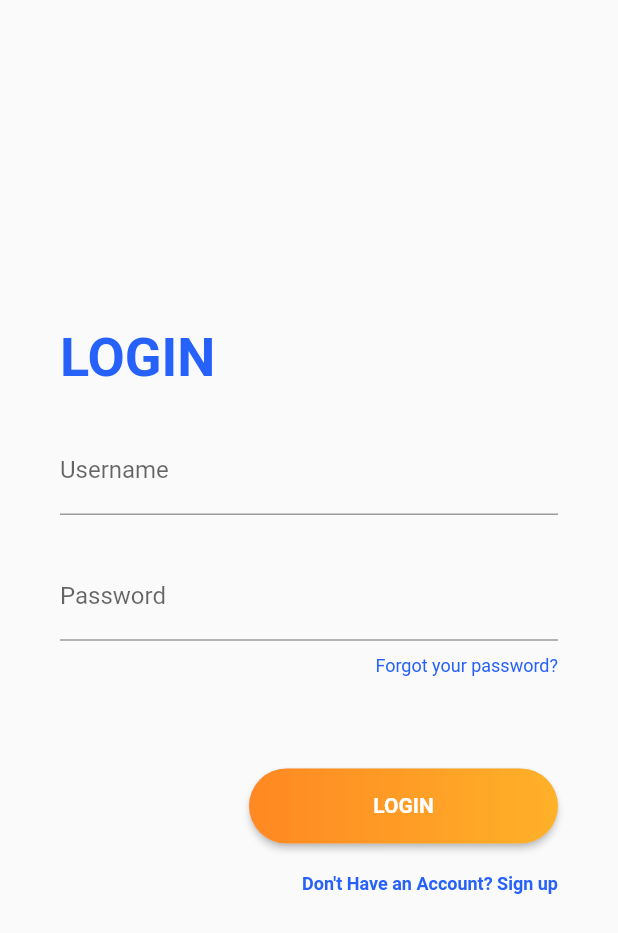
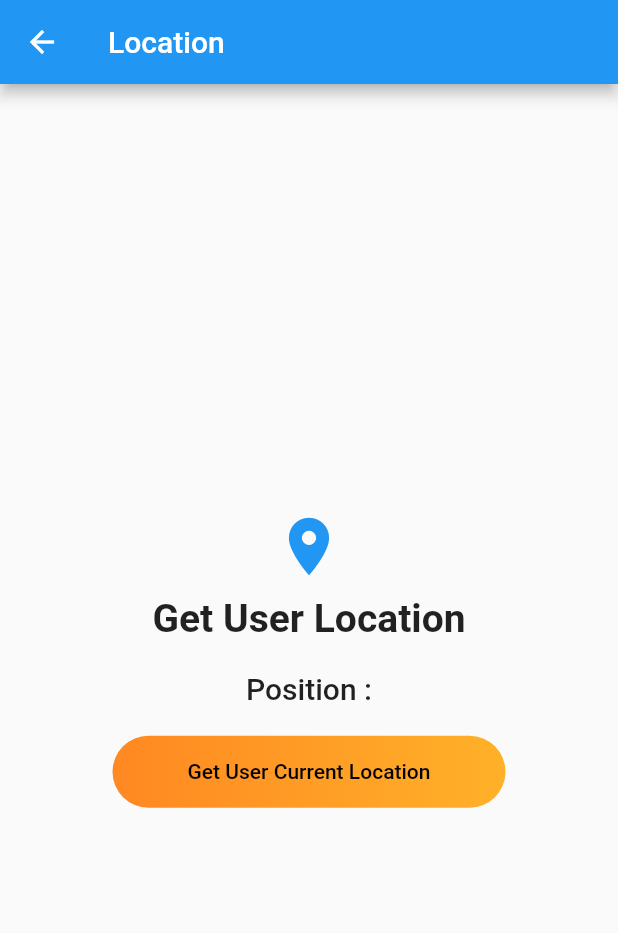
Before and after one commit to angelaivey/Data-app, a Flutter app: the screen it shows after launch, after a tap on "LOGIN", on a phone screen of 412 x 824 dp. Shown: the top 933 px of the screen. Run offline on Flutter 3.47's test engine with Material 2 defaults, Android fonts, the phone set to English and light mode, and no system bars; our stand-ins replace firebase_auth, geolocator; accounts and stored records are empty.

Commit message:
geolocator added

```diff
--- /dev/null
+++ b/shamba_records/lib/locator.dart
@@ -0,0 +1,79 @@
+import 'package:flutter/material.dart';
+import 'package:geolocator/geolocator.dart';
+
+class Locator extends StatefulWidget {
+  @override
+  _LocatorState createState() => _LocatorState();
+}
+
+class _LocatorState extends State<Locator> {
+  var locationMessage = "";
+
+  void getCurrentLocation() async {
+    var position = await Geolocator.getCurrentPosition(
+      desiredAccuracy: LocationAccuracy.high
+    );
+    var lastPosition = await Geolocator.getLastKnownPosition();
+    print(lastPosition);
+    var lat = position.latitude;
+    var long = position.longitude;
+    print("$lat, $long");
+
+    setState(() {
+      locationMessage = "Latitude : $lat, Longitude : $long";
+    });
+  }
+
+  @override
+  Widget build(BuildContext context) {
+    return Scaffold(
+      appBar: AppBar(
+        title: Text('Location'),
+      ),
+
+      body: Column(
+        mainAxisAlignment: MainAxisAlignment.center,
+        crossAxisAlignment: CrossAxisAlignment.stretch,
+        children: [
+          Icon(
+            Icons.location_on,
+            size: 46.0,
+            color: Colors.blue,
+          ),
+          SizedBox(height: 10.0,),
+          Text('Get User Location',
+            style: TextStyle(fontSize: 26.0, fontWeight: FontWeight.bold),
+            textAlign: TextAlign.center,
+          ),
+          SizedBox(height: 20.0,),
+          Text("Position : $locationMessage",
+            style: TextStyle(fontSize: 20.0, fontWeight: FontWeight.w500),
+            textAlign: TextAlign.center,
+          ),
+          SizedBox(height: 20.0,),
+          Padding(
+            padding: const EdgeInsets.only(left: 75.0, right: 75.0),
+            child: Container(
+              decoration: BoxDecoration(
+                  borderRadius: BorderRadius.circular(80.0),
+                  gradient: new LinearGradient(
+                      colors: [
+                        Color.fromARGB(255, 255, 136, 34),
+                        Color.fromARGB(255, 255, 177, 41)]
+                  ),
+              ),
+              child: FlatButton(
+                  onPressed: (){
+                  getCurrentLocation();
+                  },
+                  child: Text('Get User Current Location',
+                    style: TextStyle(color: Colors.black),
+                  ),
+              ),
+            ),
+          ),
+        ],
+      ),
+    );
+  }
+}
--- a/shamba_records/lib/login.dart
+++ b/shamba_records/lib/login.dart
@@ -1,7 +1,6 @@
 import 'package:flutter/material.dart';
 import 'package:shamba_records/register.dart';
-
-import 'components.dart';
+import 'locator.dart';
 
 class LoginScreen extends StatelessWidget {
   @override
@@ -69,7 +68,9 @@ class LoginScreen extends StatelessWidget {
             alignment: Alignment.centerRight,
             margin: EdgeInsets.symmetric(horizontal: 40, vertical: 10),
             child: RaisedButton(
-              onPressed: () {},
+              onPressed: () {
+                Navigator.push(context, MaterialPageRoute(builder: (context) => Locator()));
+              },
               shape: RoundedRectangleBorder(borderRadius: BorderRadius.circular(80.0)),
               textColor: Colors.white,
               padding: const EdgeInsets.all(0),
--- a/shamba_records/pubspec.yaml
+++ b/shamba_records/pubspec.yaml
@@ -28,6 +28,10 @@ dependencies:
   # The following adds the Cupertino Icons font to your application.
   # Use with the CupertinoIcons class for iOS style icons.
   cupertino_icons: ^1.0.0
+  geolocator: ^6.2.1
+  firebase_auth: ^0.20.1
+  #firebase_core: ^0.7.0
+
 
 dev_dependencies:
   flutter_test:
```
Also changed, not shown: shamba_records/lib/components.dart (deleted, +0 -67 lines), shamba_records/lib/register.dart (+48 -4 lines), shamba_records/pubspec.lock, 3 other files.
